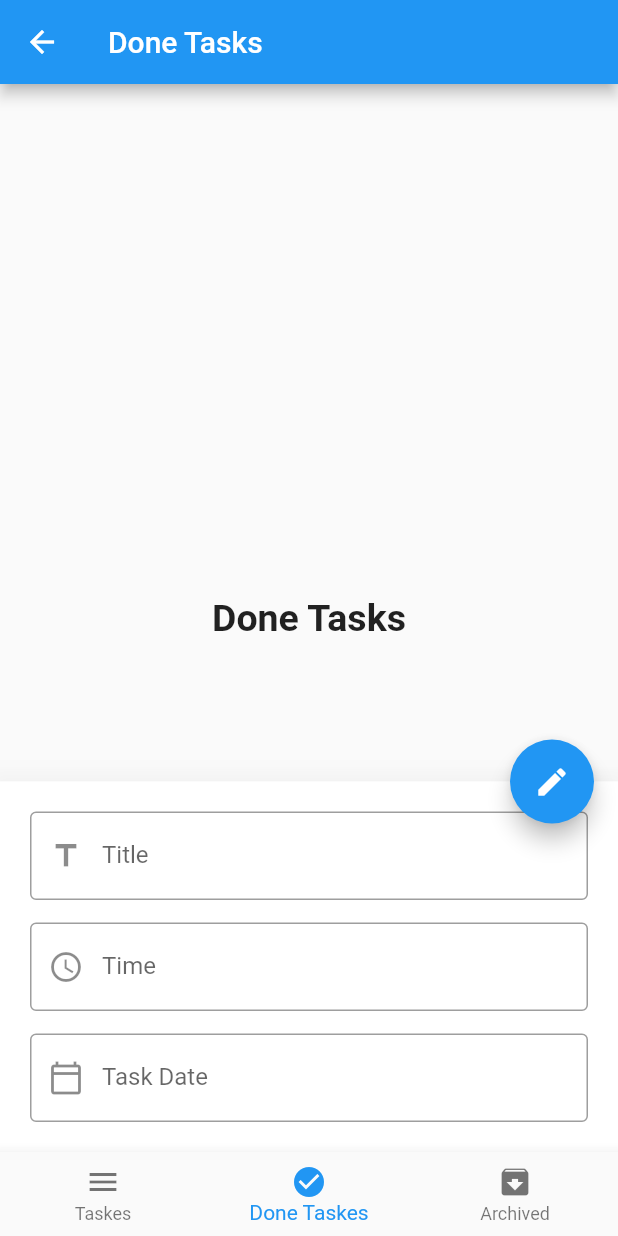
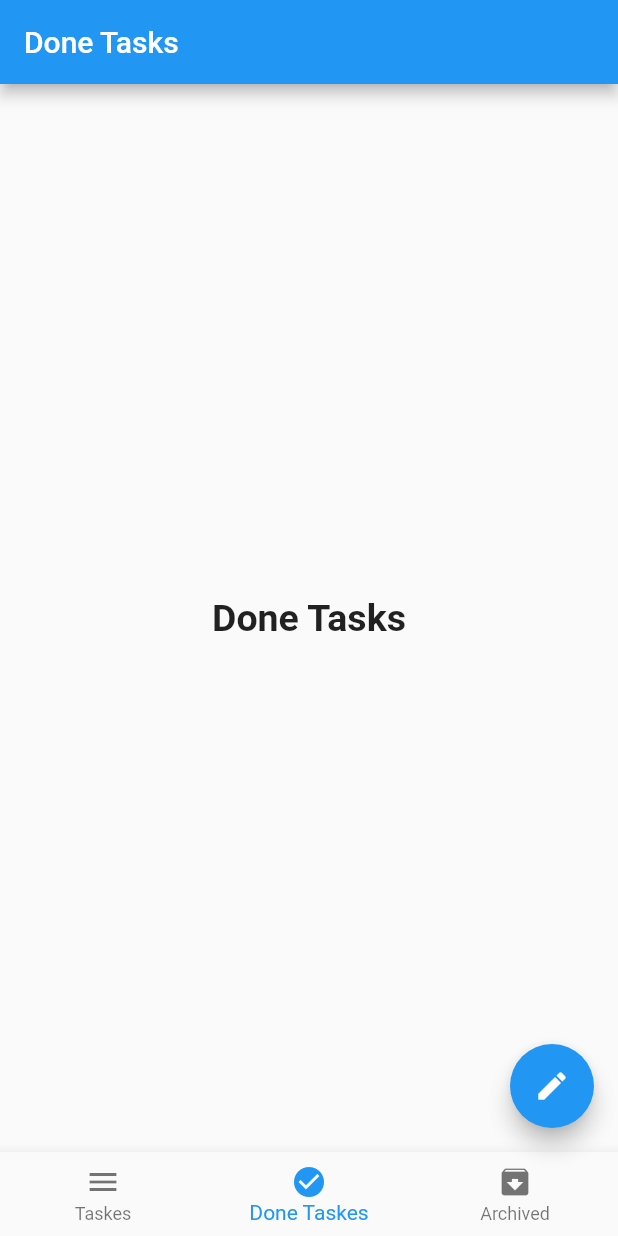
Before and after one commit to SamarAbdulaziz/FlutterrProjrcts-, a Flutter app: the screen it shows after launch, item 2 of the bottom bar chosen, after a tap on the "edit" icon, on a phone screen of 412 x 824 dp. Run offline on Flutter 3.47's test engine with Material 2 defaults, Android fonts, the phone set to English and light mode, and no system bars; our stand-ins replace sqflite; accounts and stored records are empty.

Commit message:
1 inserted successfully

```diff
--- a/lib/layout/home_layout_todo_app.dart
+++ b/lib/layout/home_layout_todo_app.dart
@@ -55,113 +55,114 @@ class _TodoAppState extends State<TodoApp> {
       body: screens[currentIndex],
       floatingActionButton: FloatingActionButton(
         onPressed: () {
-          if(isBottomSheetShown){
-            if(formKey.currentState.validate())
-          {
-            insertIntoDatabase(
-              title: titleController.text,
-              date: dateController.text,
-              time: timeController.text,
-            ).then((value) {
-              Navigator.pop(context);
-              isBottomSheetShown=false;
-              setState(() {
-                //fabIcon=Icons.edit;
-
-              });
-            });
-
-          }
-          }else{
-            scaffoldKey.currentState.showBottomSheet(
-                  (context) => Container(
-                    color:Colors.white,
-                    padding: EdgeInsets.all(20.0,),
-                    child: Form(
-                      key: formKey,
-                      child: Column(
-                        mainAxisSize: MainAxisSize.min,
-                        children: [
-                         defaultFormField(
-                             controller: titleController,
-                             type: TextInputType.text,
-                             validate: (String value){
-                               if(value.isEmpty) {
-                              return 'title must not be empty';
-                            }
-                               return null;
-                          },
-                             label: 'Title',
-                             prefix: Icons.title,
-                         ),
-                          SizedBox(
-                            height: 15.0,
-                          ),
-                          defaultFormField(
-                              controller:timeController,
-                              type: TextInputType.datetime,
-                              onTap: (){
-                                showTimePicker(
-                                    context: context,
-                                    initialTime: TimeOfDay.now(),
-                                ).then((value) {
-                                  timeController.text=value.format(context).toString();
-                                  print(value.format(context));
-                                });
-                              },
-                              validate: (String value){
-                                if(value.isEmpty){
-                                  return 'time must not be empty';
-                                }
-                                return null;
-                              },
-                              label: 'Time',
-                              prefix:Icons.watch_later_outlined
-                          ),
-                          SizedBox(
-                            height: 15.0,
-                          ),
-                          defaultFormField(
-                              controller:dateController,
-                              type: TextInputType.datetime,
-                              onTap: (){
-                             showDatePicker(
-                                 context: context,
-                                 initialDate:DateTime.now(),
-                                 firstDate: DateTime.now(),
-                                 lastDate: DateTime.now().add(Duration(days: 365)) ,
-                             ).then((value){
-
-                               dateController.text=DateFormat.yMMMd().format(value);
-                             });
-                              },
-                              validate: (String value){
-                                if(value.isEmpty){
-                                  return 'date must not be empty';
-                                }
-                                return null;
-                              },
-                              label:'Task Date',
-                              prefix:Icons.calendar_today_outlined,
-                          ),
-                        ],
-                      ),
-                    ),
-                  ),
-              elevation: 20.0
-            ).closed.then((value) {
-              isBottomSheetShown=false;
-              setState(() {
-                //fabIcon=Icons.edit;
-
-              });
-            });
-            Navigator.pop(context);
-            isBottomSheetShown=true;
-            setState(() {
-             // fabIcon=Icons.add;
-            });
-          }// insertIntoDatabase();
+          insertIntoDatabase();
+          // if(isBottomSheetShown){
+          //   if(formKey.currentState.validate())
+          // {
+          //   insertIntoDatabase(
+          //     // title: titleController.text,
+          //     // date: dateController.text,
+          //     // time: timeController.text,
+          //   ).then((value) {
+          //     Navigator.pop(context);
+          //     isBottomSheetShown=false;
+          //     setState(() {
+          //       //fabIcon=Icons.edit;
+          //
+          //     });
+          //   });
+          //
+          // }
+          // }else{
+          //   scaffoldKey.currentState.showBottomSheet(
+          //         (context) => Container(
+          //           color:Colors.white,
+          //           padding: EdgeInsets.all(20.0,),
+          //           child: Form(
+          //             key: formKey,
+          //             child: Column(
+          //               mainAxisSize: MainAxisSize.min,
+          //               children: [
+          //                defaultFormField(
+          //                    controller: titleController,
+          //                    type: TextInputType.text,
+          //                    validate: (String value){
+          //                      if(value.isEmpty) {
+          //                     return 'title must not be empty';
+          //                   }
+          //                      return null;
+          //                 },
+          //                    label: 'Title',
+          //                    prefix: Icons.title,
+          //                ),
+          //                 SizedBox(
+          //                   height: 15.0,
+          //                 ),
+          //                 defaultFormField(
+          //                     controller:timeController,
+          //                     type: TextInputType.datetime,
+          //                     onTap: (){
+          //                       showTimePicker(
+          //                           context: context,
+          //                           initialTime: TimeOfDay.now(),
+          //                       ).then((value) {
+          //                         timeController.text=value.format(context).toString();
+          //                         print(value.format(context));
+          //                       });
+          //                     },
+          //                     validate: (String value){
+          //                       if(value.isEmpty){
+          //                         return 'time must not be empty';
+          //                       }
+          //                       return null;
+          //                     },
+          //                     label: 'Time',
+          //                     prefix:Icons.watch_later_outlined
+          //                 ),
+          //                 SizedBox(
+          //                   height: 15.0,
+          //                 ),
+          //                 defaultFormField(
+          //                     controller:dateController,
+          //                     type: TextInputType.datetime,
+          //                     onTap: (){
+          //                    showDatePicker(
+          //                        context: context,
+          //                        initialDate:DateTime.now(),
+          //                        firstDate: DateTime.now(),
+          //                        lastDate: DateTime.now().add(Duration(days: 365)) ,
+          //                    ).then((value){
+          //
+          //                      dateController.text=DateFormat.yMMMd().format(value);
+          //                    });
+          //                     },
+          //                     validate: (String value){
+          //                       if(value.isEmpty){
+          //                         return 'date must not be empty';
+          //                       }
+          //                       return null;
+          //                     },
+          //                     label:'Task Date',
+          //                     prefix:Icons.calendar_today_outlined,
+          //                 ),
+          //               ],
+          //             ),
+          //           ),
+          //         ),
+          //     elevation: 20.0
+          //   ).closed.then((value) {
+          //     isBottomSheetShown=false;
+          //     setState(() {
+          //       //fabIcon=Icons.edit;
+          //
+          //     });
+          //   });
+          //   Navigator.pop(context);
+          //   isBottomSheetShown=true;
+          //   setState(() {
+          //    // fabIcon=Icons.add;
+          //   });
+          // }// insertIntoDatabase();
         },
         child:isBottomSheetShown? Icon(
           Icons.add,
@@ -214,24 +215,20 @@ class _TodoAppState extends State<TodoApp> {
         print('error on creating table ${error.toString()}');
       });
     }, onOpen: (database) {
-      getDataFromDatabase(database).then((value) {
-        tasks=value;
-        print(tasks);
+      //getDataFromDatabase(database).then((value) {
+       // tasks=value;
+       // print(tasks);
 
-      });
+     // });
       print('database opened');
     });
   }
 
- Future insertIntoDatabase({
-  @required String title,
-   @required String date,
-   @required String time,
-}) async {
+ Future insertIntoDatabase() async {
     return await database.transaction((txn)
     {
       txn.rawInsert(
-              'INSERT INTO tasks(title ,date,time,status) VALUES ("$title","$date","$time","new")'
+              'INSERT INTO tasks(title ,date,time,status) VALUES ("first task","0222","891","new")'
       ).then((value)
       {
         print('$value inserted successfully');
@@ -241,13 +238,13 @@ class _TodoAppState extends State<TodoApp> {
       });
       return null;
     });
-  }
-Future<List<Map>> getDataFromDatabase(database) async{
-  return await database.rawQuery('SELECT * FROM tasks');
-}
+//   }
+// Future<List<Map>> getDataFromDatabase(database) async{
+//   return await database.rawQuery('SELECT * FROM tasks');
+// }
 }
 // void getDataFromDatabase() async{
 //   List <Map> tasks =await database.rawQuery('SELECT * FROM tasks');
 //   print (tasks);
 //
-// }
+ }
```
